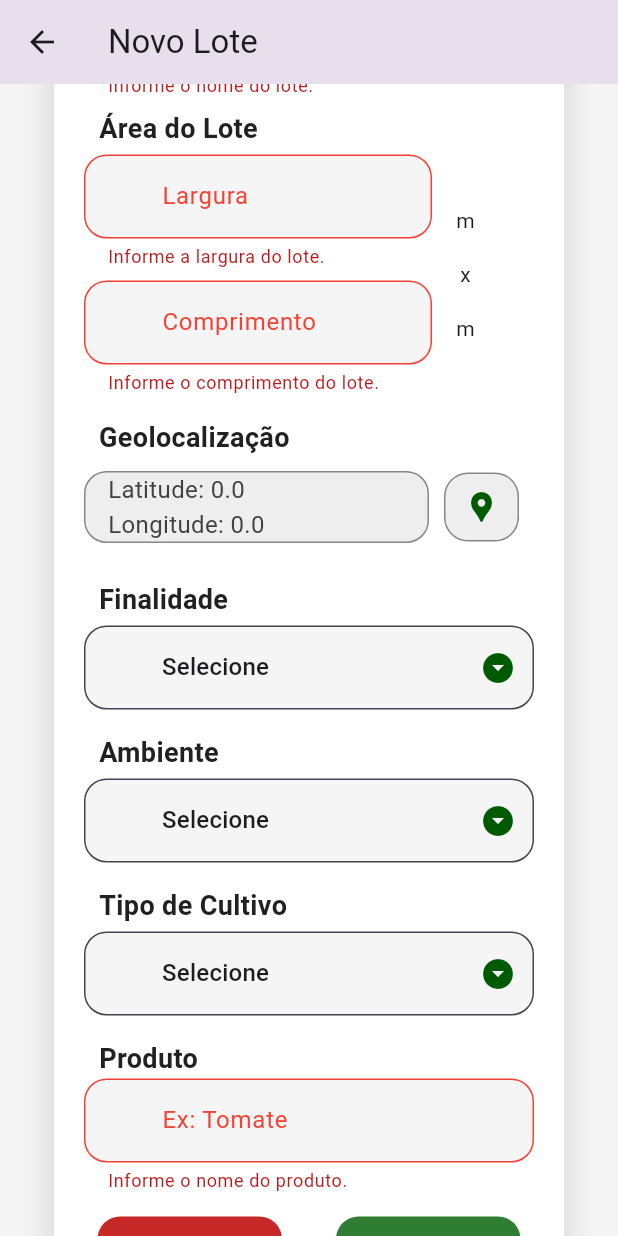
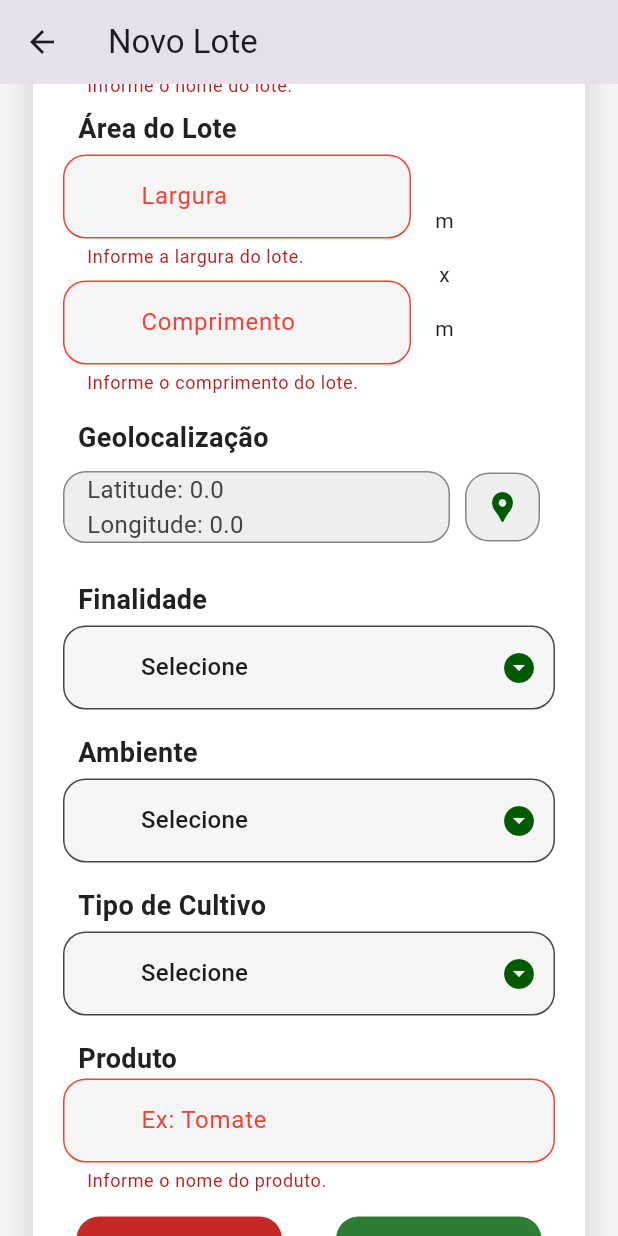
Before and after one commit to amon-mn/foresty, a Flutter app: the BatchFormPage screen opened directly, scrolled down 133 dp, after a tap on "Salvar", on a phone screen of 412 x 824 dp. Run offline on Flutter 3.47's test engine with Material 3 defaults, Android fonts, the phone set to English and light mode, and no system bars; our stand-ins replace cloud_firestore, date_time_picker, firebase_auth, firebase_core, firebase_storage, font_awesome_flutter and 7 more; missing offline and left inert: dart:ffi, flutter_facebook_auth, validadores; accounts and stored records are empty; network calls fail.

Commit message:
Acabou essa porra v1

```diff
--- a/lib/firestore_batch/screens/batch_form_page.dart
+++ b/lib/firestore_batch/screens/batch_form_page.dart
@@ -130,7 +130,7 @@ class _BatchFormPageState extends State<BatchFormPage> {
         padding: EdgeInsets.all(16.0),
         child: Container(
           padding: EdgeInsets.all(20),
-          margin: EdgeInsets.symmetric(horizontal: 20),
+          margin: EdgeInsets.symmetric(horizontal: 6),
           decoration: BoxDecoration(
             color: Colors.white,
             borderRadius: BorderRadius.circular(15),
@@ -673,6 +673,10 @@ class _BatchFormPageState extends State<BatchFormPage> {
                                     batchService.addBatch(batch: batch);
 
                                     Navigator.pop(context);
+                                    showSnackBar(
+                                        context: context,
+                                        mensagem: 'Lote criado com sucesso.',
+                                        isErro: false);
                                   }
                                 }
                               },
--- a/lib/firestore_harvest/screens/harvest_form_page.dart
+++ b/lib/firestore_harvest/screens/harvest_form_page.dart
@@ -3,6 +3,7 @@ import 'package:flutter/material.dart';
 import 'package:foresty/components/my_button.dart';
 import 'package:foresty/components/my_dropdown.dart';
 import 'package:foresty/components/my_textfield.dart';
+import 'package:foresty/components/show_snackbar.dart';
 import 'package:foresty/firestore_batch/models/batch.dart';
 import 'package:foresty/firestore_batch/services/batch_service.dart';
 import 'package:foresty/firestore_harvest/models/harvest.dart';
@@ -202,6 +203,10 @@ class _HarvestFormPageState extends State<HarvestFormPage> {
                               });
 
                               Navigator.pop(context);
+                              showSnackBar(
+                                  context: context,
+                                  mensagem: 'Colheita registrada com sucesso.',
+                                  isErro: false);
                             }
                           },
                           textButton: 'Salvar',
--- a/lib/firestore_qr_codes/screens/qrcode_form.dart
+++ b/lib/firestore_qr_codes/screens/qrcode_form.dart
@@ -4,6 +4,7 @@ import 'package:flutter/material.dart';
 import 'package:foresty/components/my_button.dart';
 import 'package:foresty/components/my_dropdown.dart';
 import 'package:foresty/components/my_textfield.dart';
+import 'package:foresty/components/show_snackbar.dart';
 import 'package:foresty/firestore_batch/models/batch.dart';
 import 'package:foresty/firestore_batch/services/batch_service.dart';
 import 'package:foresty/firestore_qr_codes/models/qrCode.dart';
@@ -336,6 +337,11 @@ class _QrCodeFormPageState extends State<QrCodeFormPage> {
                               });
 
                               Navigator.pop(context);
+                              showSnackBar(
+                                  context: context,
+                                  mensagem:
+                                      'QrCode criado com sucesso. Acesse a página de Etiquetas para visualiza-lo.',
+                                  isErro: false);
                             }
                           },
                           textButton: 'Salvar',
```
